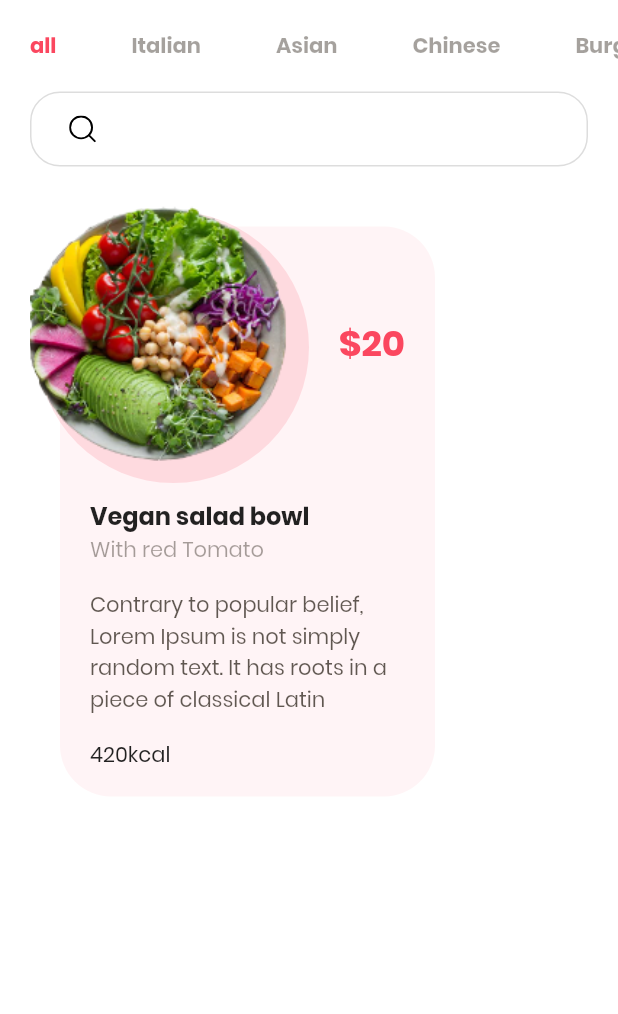
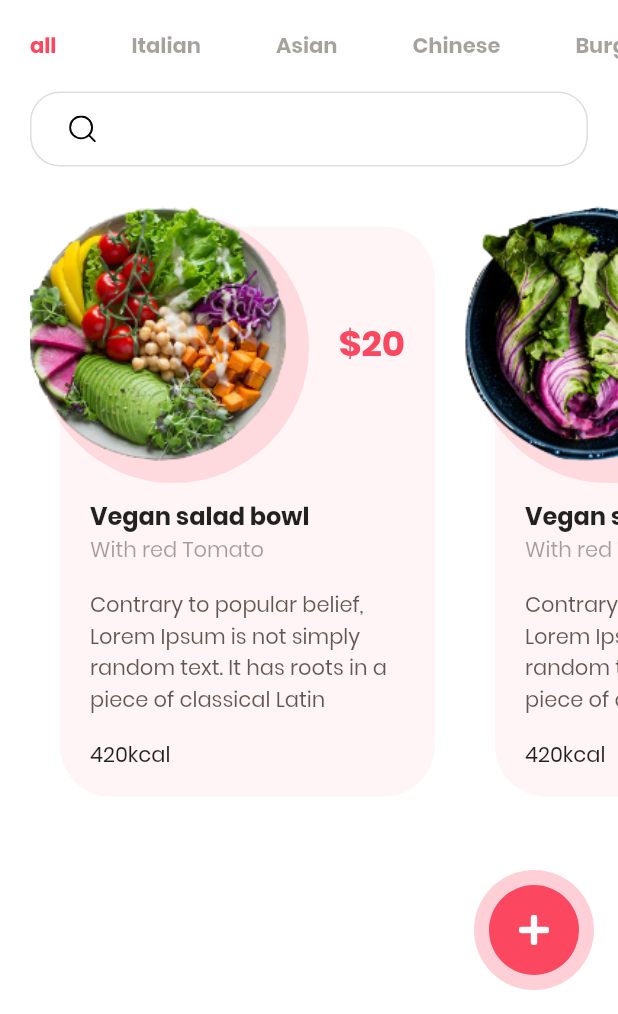
Before and after one commit to NomadHuns/flutter_food_app, a Flutter app: the screen it shows after launch, on a phone screen of 412 x 824 dp, the part 222-1236 px from its top. Run offline on Flutter 3.47's test engine with Material 2 defaults, Android fonts, the phone set to English and light mode, and no system bars; our stand-ins replace flutter_svg.

Commit message:
플로딩 액션 바 추가

```diff
--- a/lib/main.dart
+++ b/lib/main.dart
@@ -49,6 +49,23 @@ class HomePage extends StatelessWidget {
           const SizedBox(width: 20),
         ],
       ),
+      floatingActionButton: Container(
+        height: 80,
+        width: 80,
+        padding: EdgeInsets.all(10),
+        decoration: BoxDecoration(
+          shape: BoxShape.circle,
+          color: kPrimaryColor.withOpacity(.26),
+        ),
+        child: Container(
+          padding: EdgeInsets.all(20),
+          decoration: BoxDecoration(
+            shape: BoxShape.circle,
+            color: kPrimaryColor,
+          ),
+          child: SvgPicture.asset("assets/icons/plus.svg"),
+        ),
+      ),
       body: Column(
         crossAxisAlignment: CrossAxisAlignment.start,
         children: [
@@ -84,6 +101,10 @@ class HomePage extends StatelessWidget {
             ),
             child: SvgPicture.asset("assets/icons/search.svg"),
           ),
+          const SingleChildScrollView(
+            scrollDirection: Axis.horizontal,
+            child: Row(
+              children: [
                 FoodCard(
                   image: "assets/images/image_1.png",
                   title: "Vegan salad bowl",
@@ -94,6 +115,20 @@ class HomePage extends StatelessWidget {
                       "Contrary to popular belief, Lorem Ipsum is not simply random text."
                       " It has roots in a piece of classical Latin literature from 45 BC,"
                       " making it over 2000 years old. ",
+                ),
+                FoodCard(
+                  image: "assets/images/image_2.png",
+                  title: "Vegan salad bowl",
+                  price: 20,
+                  calories: 420,
+                  ingredient: "red Tomato",
+                  desc:
+                  "Contrary to popular belief, Lorem Ipsum is not simply random text."
+                      " It has roots in a piece of classical Latin literature from 45 BC,"
+                      " making it over 2000 years old. ",
+                ),
+              ],
+            ),
           ),
         ],
       ),
```
Lines whose indentation alone changed are shown as unchanged.
